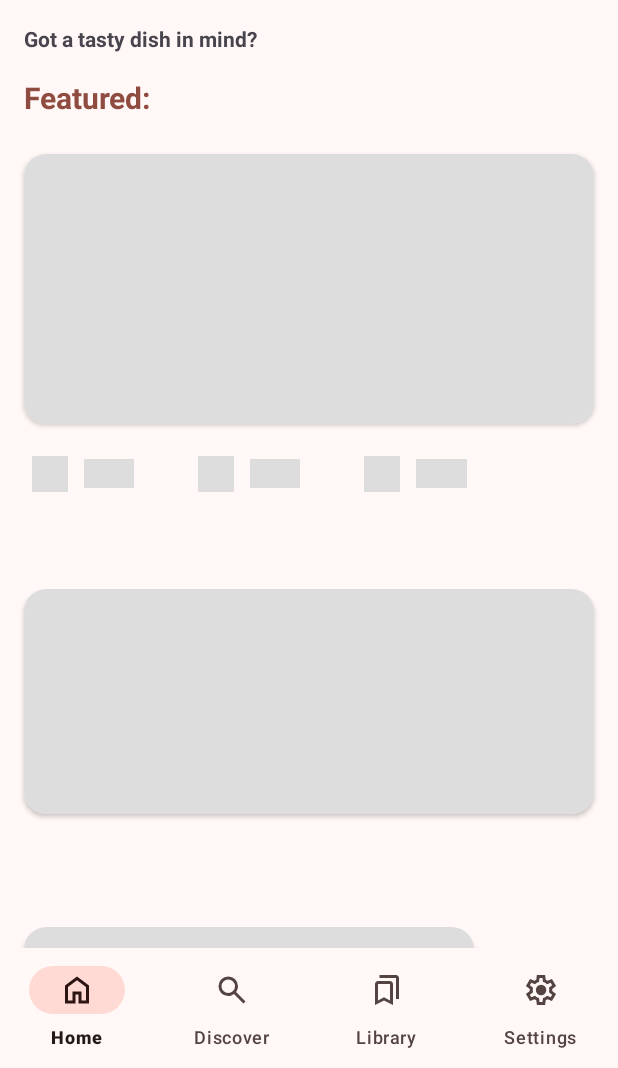
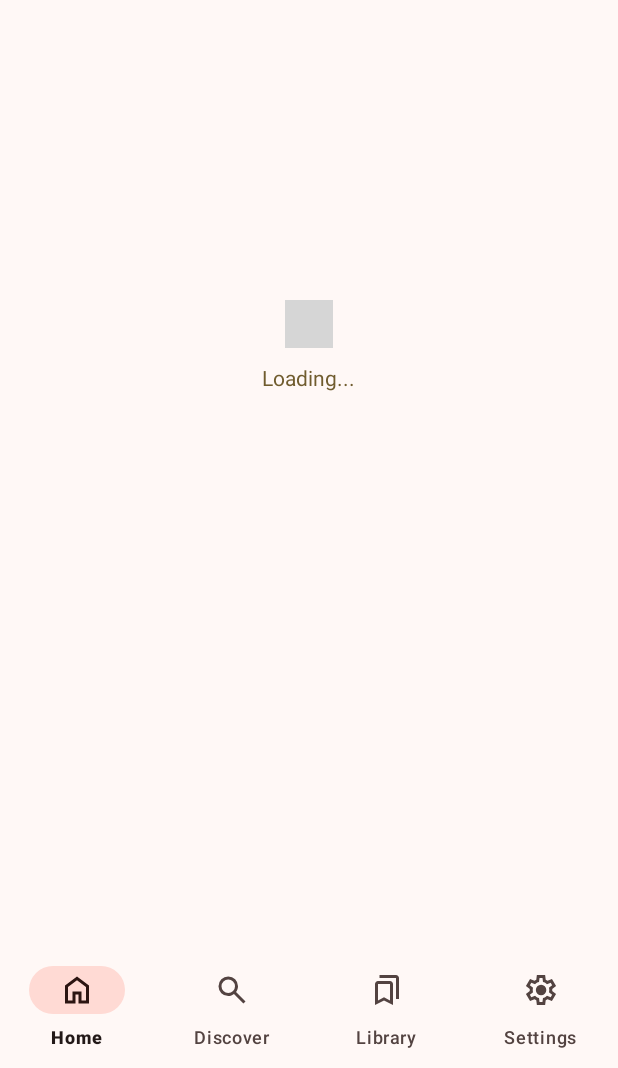
Before and after one commit to theandroidbear/RaveTastes, an Android app built with Jetpack Compose: the screen it shows after launch (MainActivity), on a phone screen of 412 x 824 dp, the part 168-1236 px from its top. Run offline under Robolectric (Android 15) with nearby library versions, the phone set to English and light mode, and no system bars; our stand-ins replace Shimmer; plain views replace LoadingIndicator; pictures from the network do not load; 2 statements that could not run were skipped; grey boxes are pictures that could not be loaded.

Commit message:
changes made

```diff
--- a/app/src/main/java/com/ravemaster/recipeapp/activities/MainActivity.java
+++ b/app/src/main/java/com/ravemaster/recipeapp/activities/MainActivity.java
@@ -15,6 +15,7 @@ import androidx.viewpager2.widget.ViewPager2;
 import com.google.android.material.bottomnavigation.BottomNavigationView;
 import com.google.android.material.navigation.NavigationBarView;
 import com.ravemaster.recipeapp.R;
+import com.ravemaster.recipeapp.adapters.ViewPagerAdapter;
 import com.ravemaster.recipeapp.fragments.FeedFragment;
 import com.ravemaster.recipeapp.fragments.OfflineFragment;
 import com.ravemaster.recipeapp.fragments.SearchFragment;
@@ -25,6 +26,9 @@ public class MainActivity extends AppCompatActivity {
     private BottomNavigationView bottomNavigationView;
     private ViewPager2 viewPager2;
     private FeedFragment fragment;
+    private SearchFragment searchFragment;
+    private OfflineFragment offlineFragment;
+    private SettingsFragment settingsFragment;
 
     @Override
     protected void onCreate(Bundle savedInstanceState) {
@@ -40,6 +44,9 @@ public class MainActivity extends AppCompatActivity {
 //            }
 //        });
         fragment = new FeedFragment();
+        searchFragment = new SearchFragment();
+        offlineFragment = new OfflineFragment();
+        settingsFragment = new SettingsFragment();
         replaceFragment(fragment);
         bottomNavigationView.setOnItemSelectedListener(bottomListener);
 
@@ -53,28 +60,28 @@ public class MainActivity extends AppCompatActivity {
 //                item.setEnabled(true);
 //                item.setChecked(true);
 //                viewPager2.setCurrentItem(0);
-                replaceFragment(new FeedFragment());
+                replaceFragment(fragment);
                 return true;
             } else if (item.getItemId() == R.id.idSearch) {
 //                item.setCheckable(true);
 //                item.setEnabled(true);
 //                item.setChecked(true);
 //                viewPager2.setCurrentItem(1);
-                replaceFragment(new SearchFragment());
+                replaceFragment(searchFragment);
                 return true;
             }  else if (item.getItemId() == R.id.idLibrary) {
 //                item.setCheckable(true);
 //                item.setEnabled(true);
 //                item.setChecked(true);
 //                viewPager2.setCurrentItem(2);
-                replaceFragment(new OfflineFragment());
+                replaceFragment(offlineFragment);
                 return true;
             } else if (item.getItemId() == R.id.idSettings) {
 //                item.setCheckable(true);
 //                item.setEnabled(true);
 //                item.setChecked(true);
 //                viewPager2.setCurrentItem(3);
-                replaceFragment(new SettingsFragment());
+                replaceFragment(settingsFragment);
                 return true;
             }
             return false;
--- a/app/src/main/java/com/ravemaster/recipeapp/api/RequestManager.java
+++ b/app/src/main/java/com/ravemaster/recipeapp/api/RequestManager.java
@@ -42,7 +42,7 @@ public class RequestManager {
         listener.onLoading(true);
 
         GetFeed getFeed = retrofit.create(GetFeed.class);
-        Call<FeedsApiResponse> call = getFeed.getFeedList(ApiKey.getApiKey(),"tasty.p.rapidapi.com",10,"+0300",vegetarian,0);
+        Call<FeedsApiResponse> call = getFeed.getFeedList(ApiKey.getApiKey(),"tasty.p.rapidapi.com",10,"+0700",vegetarian,0);
         call.enqueue(new Callback<FeedsApiResponse>() {
             @Override
             public void onResponse(Call<FeedsApiResponse> call, Response<FeedsApiResponse> response) {
--- a/app/src/main/java/com/ravemaster/recipeapp/fragments/FeedFragment.java
+++ b/app/src/main/java/com/ravemaster/recipeapp/fragments/FeedFragment.java
@@ -21,6 +21,7 @@ import android.view.View;
 import android.view.ViewGroup;
 import android.widget.ImageView;
 import android.widget.LinearLayout;
+import android.widget.RelativeLayout;
 import android.widget.TextView;
 import android.widget.Toast;
 
@@ -28,6 +29,7 @@ import com.airbnb.lottie.LottieAnimationView;
 import com.bumptech.glide.Glide;
 import com.facebook.shimmer.ShimmerFrameLayout;
 import com.google.android.material.appbar.MaterialToolbar;
+import com.google.android.material.loadingindicator.LoadingIndicator;
 import com.ravemaster.recipeapp.adapters.FeatureAdapter;
 import com.ravemaster.recipeapp.adapters.PagerAdapter;
 import com.ravemaster.recipeapp.api.getfeed.models.Item;
@@ -52,12 +54,14 @@ import java.util.List;
 public class FeedFragment extends Fragment {
 
     public ShimmerFrameLayout featurePlaceHolder, featurePlaceHolder1, mealPlanPlaceHolder,trendingPlaceHolder;
-    public LinearLayout featureLayout,featureLayout1,mealPlanLayout,trendingLayout;
+    public LinearLayout featureLayout,featureLayout1,mealPlanLayout,trendingLayout, mainLayout;
     ImageView imgFeature;
     TextView txtFeatureName, txtFeatureRating, txtFeatureTime, txtFeatureServings,txtMealPlanTitle,txtUsername,feedTitle2,feedTitle3;
     RecyclerView mealPlanRecycler,trendingRecycler,featureRecycler;
     MaterialToolbar toolbar;
     ViewPager2 pager;
+
+    RelativeLayout loadingLayout, errorLayout;
 
     SwipeRefreshLayout swipeRefreshLayout;
 
@@ -95,7 +99,7 @@ public class FeedFragment extends Fragment {
 
     @Override
     public View onCreateView(LayoutInflater inflater, ViewGroup container, Bundle savedInstanceState) {
-        return inflater.inflate(R.layout.fragment_feed, container, false);
+        return inflater.inflate(R.layout.new_feed_fragment, container, false);
     }
 
     @Override
@@ -110,6 +114,7 @@ public class FeedFragment extends Fragment {
             isfetched = true;
         } else {
             Toast.makeText(requireActivity(), "Data has already been fetched", Toast.LENGTH_SHORT).show();
+            Toast.makeText(requireContext(), String.valueOf(adapter.getItemCount()), Toast.LENGTH_SHORT).show();
         }
 
         imgFeature.setOnClickListener(new View.OnClickListener() {
@@ -145,7 +150,6 @@ public class FeedFragment extends Fragment {
         });
         feedViewModel.getLoadingLiveData().observe(getViewLifecycleOwner(), isLoading->{
             if (isLoading){
-                txtFeatureName.setText("Featured:");
                 hideAnimation();
                 hideLayouts();
                 startShimmer();
@@ -157,45 +161,51 @@ public class FeedFragment extends Fragment {
         });
     }
     private void showAnimation(){
+        errorLayout.setVisibility(VISIBLE);
         lottie.setVisibility(VISIBLE);
         lottie.animate();
-        lottie1.setVisibility(VISIBLE);
-        lottie1.animate().setStartDelay(2500).setDuration(2500);
-        lottie2.setVisibility(VISIBLE);
-        lottie2.animate().setStartDelay(5000).setDuration(5000);
+//        lottie1.setVisibility(VISIBLE);
+//        lottie1.animate().setStartDelay(2500).setDuration(2500);
+//        lottie2.setVisibility(VISIBLE);
+//        lottie2.animate().setStartDelay(5000).setDuration(5000);
     }
     private void hideAnimation(){
+        errorLayout.setVisibility(GONE);
         lottie.setVisibility(GONE);
-        lottie1.setVisibility(GONE);
-        lottie2.setVisibility(GONE);
+//        lottie1.setVisibility(GONE);
+//        lottie2.setVisibility(GONE);
     }
     private void startShimmer(){
-        featurePlaceHolder.setVisibility(VISIBLE);
-        featurePlaceHolder.startShimmer();
-        mealPlanPlaceHolder.setVisibility(VISIBLE);
-        mealPlanPlaceHolder.startShimmer();
-        trendingPlaceHolder.setVisibility(VISIBLE);
-        trendingPlaceHolder.startShimmer();
+        loadingLayout.setVisibility(VISIBLE);
+//        featurePlaceHolder.setVisibility(VISIBLE);
+//        featurePlaceHolder.startShimmer();
+//        mealPlanPlaceHolder.setVisibility(VISIBLE);
+//        mealPlanPlaceHolder.startShimmer();
+//        trendingPlaceHolder.setVisibility(VISIBLE);
+//        trendingPlaceHolder.startShimmer();
     }
     private void stopShimmer(){
-        featurePlaceHolder.stopShimmer();
-        featurePlaceHolder.setVisibility(GONE);
-        mealPlanPlaceHolder.stopShimmer();
-        mealPlanPlaceHolder.setVisibility(GONE);
-        trendingPlaceHolder.stopShimmer();
-        trendingPlaceHolder.setVisibility(GONE);
+        loadingLayout.setVisibility(GONE);
+//        featurePlaceHolder.stopShimmer();
+//        featurePlaceHolder.setVisibility(GONE);
+//        mealPlanPlaceHolder.stopShimmer();
+//        mealPlanPlaceHolder.setVisibility(GONE);
+//        trendingPlaceHolder.stopShimmer();
+//        trendingPlaceHolder.setVisibility(GONE);
     }
     private void showLayouts(){
-        featureLayout.setVisibility(VISIBLE);
-        mealPlanLayout.setVisibility(VISIBLE);
-        trendingLayout.setVisibility(VISIBLE);
-        pager.setVisibility(VISIBLE);
+        mainLayout.setVisibility(VISIBLE);
+//        featureLayout.setVisibility(VISIBLE);
+//        mealPlanLayout.setVisibility(VISIBLE);
+//        trendingLayout.setVisibility(VISIBLE);
+//        pager.setVisibility(VISIBLE);
     }
     private void hideLayouts(){
-        featureLayout.setVisibility(GONE);
-        mealPlanLayout.setVisibility(GONE);
-        trendingLayout.setVisibility(GONE);
-        pager.setVisibility(GONE);
+        mainLayout.setVisibility(GONE);
+//        featureLayout.setVisibility(GONE);
+//        mealPlanLayout.setVisibility(GONE);
+//        trendingLayout.setVisibility(GONE);
+//        pager.setVisibility(GONE);
     }
 
     private void showData(FeedsApiResponse response) {
@@ -206,7 +216,7 @@ public class FeedFragment extends Fragment {
         } else {
             showFeatured(response);
             featureLayout.setVisibility(VISIBLE);
-            featureLayout1.setVisibility(View.GONE);
+            featureLayout1.setVisibility(GONE);
         }
         showMealPlanAdapter(response);
         showTrendingRecipes(response);
@@ -318,13 +328,14 @@ public class FeedFragment extends Fragment {
     };
 
     private void initViews(View view) {
-        featurePlaceHolder = view.findViewById(R.id.featurePlaceholderLayout);
-        mealPlanPlaceHolder = view.findViewById(R.id.mealPlanPlaceholderLayout);
-        trendingPlaceHolder = view.findViewById(R.id.trendingPlaceholderLayout);
-        featureLayout = view.findViewById(R.id.featureLayout);
-        featureLayout1 = view.findViewById(R.id.featureLayout1);
-        mealPlanLayout = view.findViewById(R.id.mealPlanLayout);
-        trendingLayout = view.findViewById(R.id.trendingLayout);
+//        featurePlaceHolder = view.findViewById(R.id.featurePlaceholderLayout);
+//        mealPlanPlaceHolder = view.findViewById(R.id.mealPlanPlaceholderLayout);
+//        trendingPlaceHolder = view.findViewById(R.id.trendingPlaceholderLayout);
+        featureLayout = view.findViewById(R.id.featureLayout1);
+        featureLayout1 = view.findViewById(R.id.featureLayout2);
+        mainLayout = view.findViewById(R.id.feedMainContent);
+//        mealPlanLayout = view.findViewById(R.id.mealPlanLayout);
+//        trendingLayout = view.findViewById(R.id.trendingLayout);
         imgFeature = view.findViewById(R.id.imgFeature);
         txtFeatureName = view.findViewById(R.id.txtFeatureRecipeName);
         txtFeatureTime = view.findViewById(R.id.txtFeatureTime);
@@ -336,9 +347,11 @@ public class FeedFragment extends Fragment {
         trendingRecycler = view.findViewById(R.id.trendingRecycler);
         swipeRefreshLayout = view.findViewById(R.id.feedRefresh);
         pager = view.findViewById(R.id.viewPagerFeed);
-        lottie = view.findViewById(R.id.noInternetAnimation);
-        lottie1 = view.findViewById(R.id.noInternetAnimation1);
-        lottie2 = view.findViewById(R.id.noInternetAnimation2);
+        lottie = view.findViewById(R.id.feedNotAvailableAnimation);
+//        lottie1 = view.findViewById(R.id.noInternetAnimation1);
+//        lottie2 = view.findViewById(R.id.noInternetAnimation2);
+        loadingLayout = view.findViewById(R.id.loadingLayout);
+        errorLayout = view.findViewById(R.id.errorLayout);
         toolbar = view.findViewById(R.id.myToolBar);
         feedTitle2 = view.findViewById(R.id.feedTitle2);
         feedTitle3 = view.findViewById(R.id.feedTitle3);
--- a/app/src/main/res/layout/new_feed_fragment.xml
+++ b/app/src/main/res/layout/new_feed_fragment.xml
@@ -44,23 +44,30 @@
            <RelativeLayout
                android:layout_width="match_parent"
                android:layout_height="wrap_content">
+               <RelativeLayout
+                   android:layout_width="match_parent"
+                   android:layout_height="wrap_content"
+                   android:orientation="vertical"
+                   android:id="@+id/loadingLayout"
+                   android:visibility="gone">
                    <com.google.android.material.loadingindicator.LoadingIndicator
                        android:layout_width="wrap_content"
                        android:layout_height="wrap_content"
-                   android:layout_centerInParent="true"
+                       android:layout_centerHorizontal="true"
                        android:id="@+id/feedLoadingIndicator"
-                   android:visibility="gone"
-                   android:layout_margin="10dp"/>
+                       android:visibility="visible"
+                       android:layout_marginTop="200dp"/>
                    <TextView
                        android:layout_width="wrap_content"
                        android:layout_height="wrap_content"
                        android:layout_below="@+id/feedLoadingIndicator"
-                   android:text="Loading"
+                       android:text="Loading..."
                        android:layout_centerHorizontal="true"
                        android:layout_margin="10dp"
                        android:id="@+id/txtFeedLoading"
                        android:textColor="?attr/colorTertiary"
-                   android:visibility="gone"/>
+                       android:visibility="visible"/>
+               </RelativeLayout>
                <LinearLayout
                    android:layout_width="match_parent"
                    android:layout_height="wrap_content"
@@ -175,25 +182,31 @@
                        android:visibility="visible"/>
 
                </LinearLayout>
+               <RelativeLayout
+                   android:layout_width="match_parent"
+                   android:layout_height="wrap_content"
+                   android:visibility="gone"
+                   android:id="@+id/errorLayout">
                    <com.airbnb.lottie.LottieAnimationView
                        android:layout_width="match_parent"
                        android:layout_height="200dp"
-                   android:layout_centerInParent="true"
+                       android:layout_centerHorizontal="true"
                        app:lottie_autoPlay="true"
                        app:lottie_rawRes="@raw/empty"
-                   android:visibility="gone"
-                   android:layout_margin="10dp"
+                       android:visibility="visible"
+                       android:layout_marginTop="150dp"
                        android:id="@+id/feedNotAvailableAnimation"/>
                    <TextView
                        android:layout_width="wrap_content"
                        android:layout_height="wrap_content"
                        android:layout_below="@+id/feedNotAvailableAnimation"
-                   android:text="Loading"
+                       android:text="Failed to fetch recipes..."
                        android:layout_centerHorizontal="true"
                        android:layout_margin="10dp"
                        android:id="@+id/txtFeedError"
                        android:textColor="?attr/colorError"
-                   android:visibility="gone"/>
+                       android:visibility="visible"/>
+               </RelativeLayout>
            </RelativeLayout>
 
 
--- a/app/src/main/res/values/strings.xml
+++ b/app/src/main/res/values/strings.xml
@@ -3,4 +3,5 @@
     <!-- TODO: Remove or change this placeholder text -->
     <string name="hello_blank_fragment">Hello blank fragment</string>
     <string name="description">This is an example of a very long text description. It does not contain the ingredients of the recipe, the instructions nor the author/list of authors. It may contain the author and a link to their social media pages though. Id contains general information about the recipe like the origin, name, cook time, popularity, availability, number of people to be served and so forth.</string>
+    <string name="_60_min">60 min</string>
 </resources>
```
Also changed, not shown: app/src/main/java/com/ravemaster/recipeapp/adapters/PagerAdapter.java (+0 -8 lines), app/src/main/java/com/ravemaster/recipeapp/fragments/SearchFragment.java (+45 -64 lines). Lines whose indentation alone changed are shown as unchanged.
